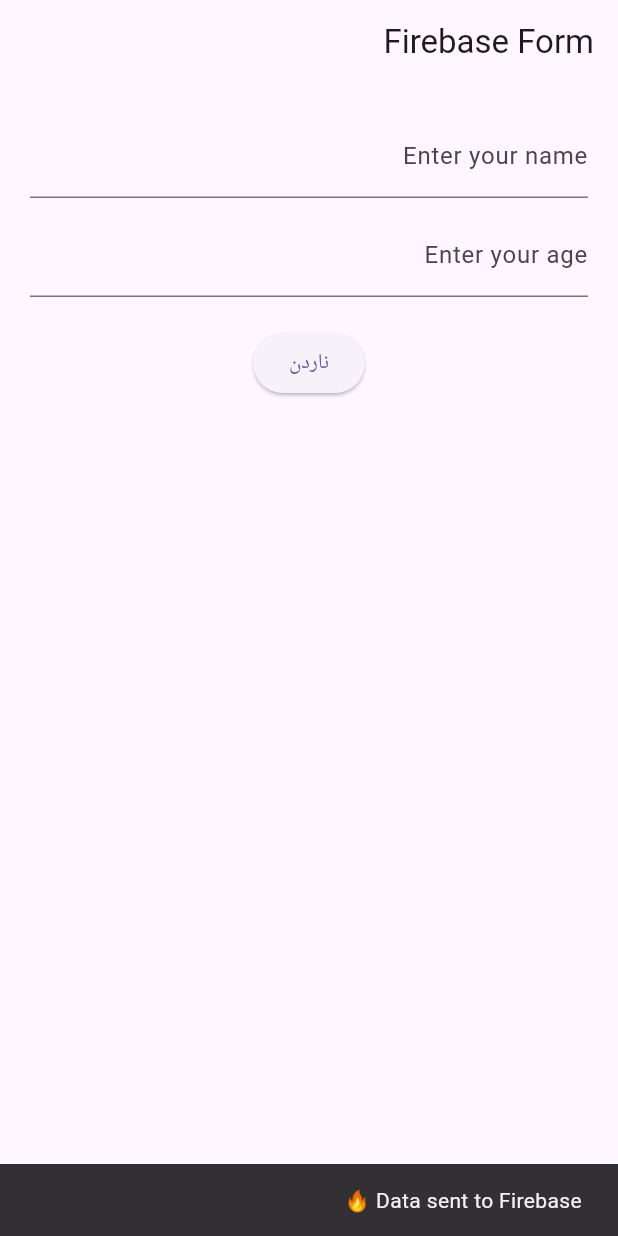
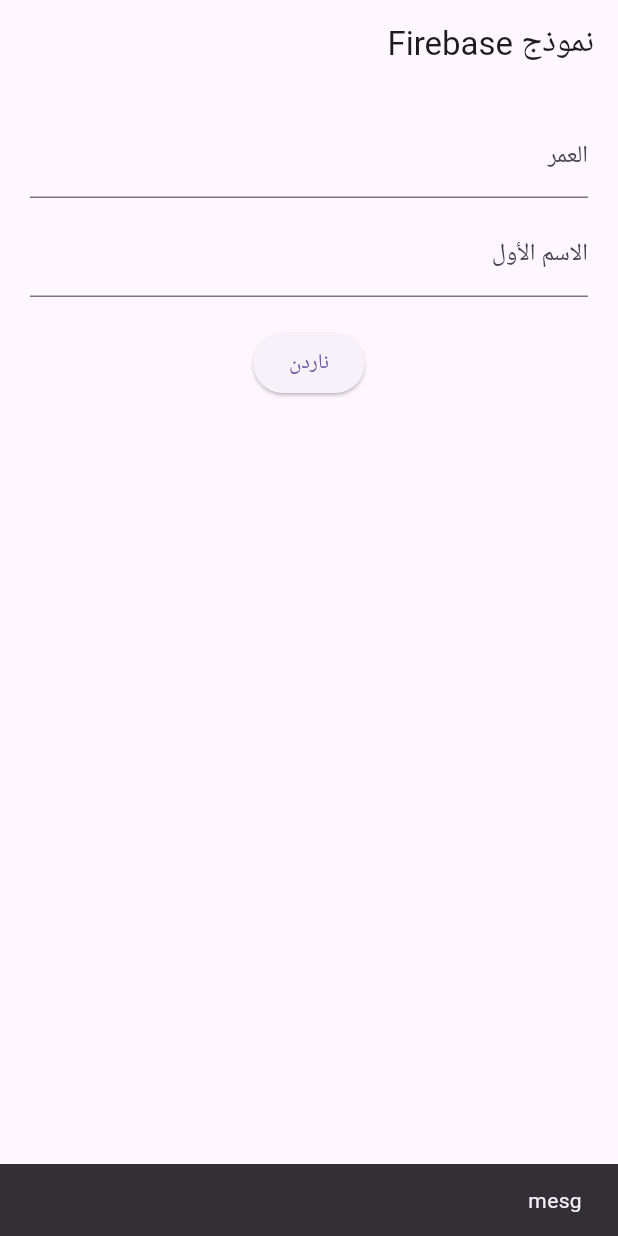
Before and after one commit to chraakhan/internshipprac, a Flutter app: the screen it shows after launch, after a tap on "ناردن", on a phone screen of 412 x 824 dp. Run offline on Flutter 3.47's test engine with Material 3 defaults, Android fonts, the phone set to English and light mode, and no system bars; our stand-ins replace cloud_firestore, easy_localization, firebase_core; accounts and stored records are empty.

Commit message:
added languge text

```diff
--- a/assets/translations/ar.json
+++ b/assets/translations/ar.json
@@ -1,4 +1,8 @@
 {
-        "submit": "ناردن"
+        "submit": "ناردن",
+        "title": "نموذج Firebase",
+        "firstname": "الاسم الأول",
+        "age": "العمر",
+        "mesg": "تم إرسال البيانات إلى Firebase"
 
 }
--- a/assets/translations/en.json
+++ b/assets/translations/en.json
@@ -1,4 +1,7 @@
 {
-    "submit": "submit en"
-
+    "submit": "submit en",
+    "title": "Firebase Form",
+    "firstname": "First Name",
+    "age": "Age",
+    "mesg": "Data sent to Firebase"
 }
--- a/lib/main.dart
+++ b/lib/main.dart
@@ -58,26 +58,26 @@
 
     ScaffoldMessenger.of(
       context,
-    ).showSnackBar(const SnackBar(content: Text("Data sent to Firebase 🔥")));
+    ).showSnackBar(SnackBar(content: Text("mesg ".tr())));
   }
 
   @override
   Widget build(BuildContext context) {
     return Scaffold(
-      appBar: AppBar(title: const Text("Firebase Form")),
+      appBar: AppBar(title: Text("title".tr())),
       body: Padding(
         padding: const EdgeInsets.all(20),
         child: Column(
           children: [
             TextField(
               controller: nameController,
-              decoration: const InputDecoration(labelText: "Enter your name"),
+              decoration: InputDecoration(labelText: "age".tr()),
             ),
             const SizedBox(height: 10),
             TextField(
               controller: ageController,
               keyboardType: TextInputType.number,
-              decoration: const InputDecoration(labelText: "Enter your age"),
+              decoration: InputDecoration(labelText: "firstname".tr()),
             ),
             const SizedBox(height: 20),
             ElevatedButton(onPressed: sendData, child: Text("submit").tr()),
```
